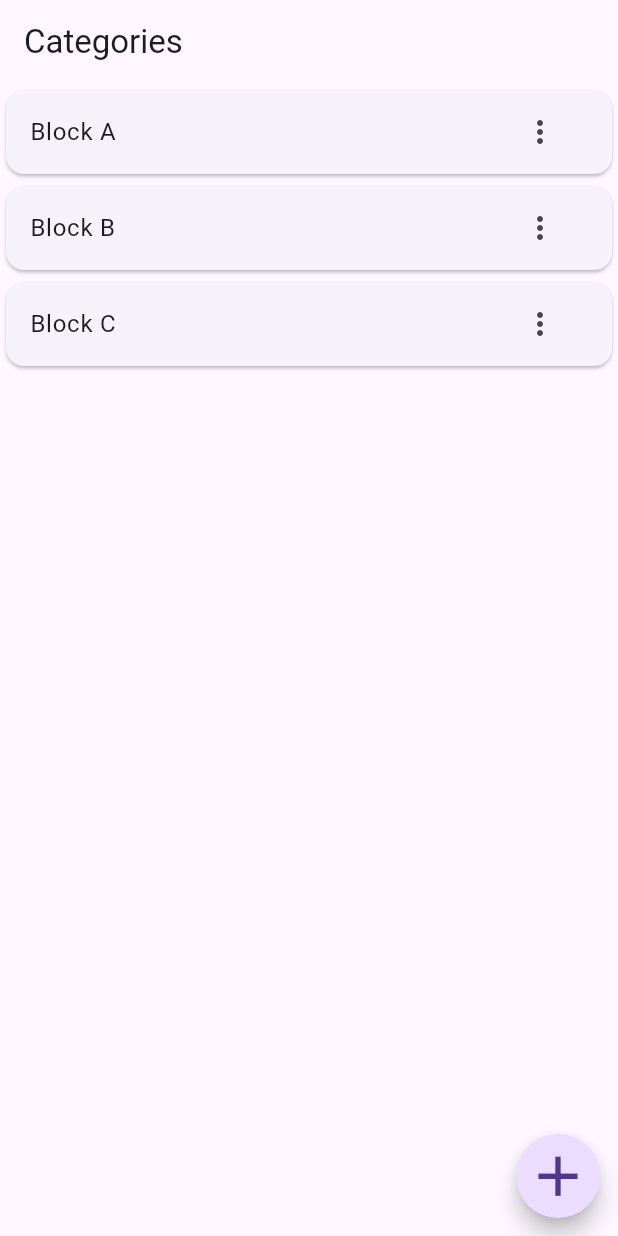
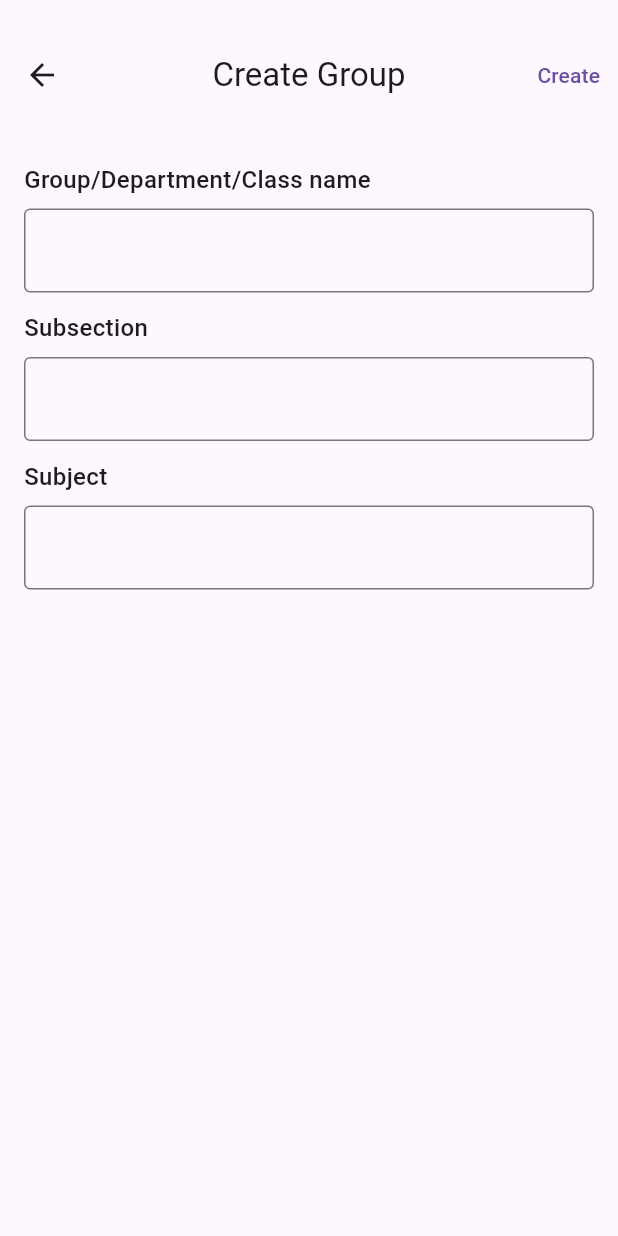
Before and after one commit to rinkaji/endterm-project-MAD, a Flutter app: the Homescreen screen opened directly, after a tap on the "add" icon, on a phone screen of 412 x 824 dp. Run offline on Flutter 3.47's test engine with Material 3 defaults, Android fonts, the phone set to English and light mode, and no system bars.

Commit message:
*createscreen*

```diff
--- a/lib/main.dart
+++ b/lib/main.dart
@@ -1,4 +1,5 @@
 import 'package:flutter/material.dart';
+import 'package:myapp/screens/createscreen/createscreen.dart';
 import 'package:myapp/screens/homescreen/homescreen.dart';
 
 void main() {
@@ -14,7 +15,7 @@ class myApp extends StatelessWidget {
   Widget build(BuildContext context) {
     return MaterialApp(
       debugShowCheckedModeBanner: false,
-      home: Homescreen(),
+      home: Createscreen(),
     );
   }
 }
--- /dev/null
+++ b/lib/screens/createscreen/createscreen.dart
@@ -0,0 +1,80 @@
+import 'package:flutter/material.dart';
+
+class Createscreen extends StatelessWidget {
+  const Createscreen({super.key});
+
+  @override
+  Widget build(BuildContext context) {
+    return Scaffold(
+      appBar: AppBar(
+        toolbarHeight: 100,
+        centerTitle: true,
+        leading: IconButton(
+          onPressed: () {},
+          icon: Icon(
+            Icons.arrow_back,
+          ),
+        ),
+        title: Text(
+          "Create Group",
+        ),
+        actions: [
+          TextButton(
+            onPressed: () => Navigator.pop,
+            child: Text("Create"),
+          ),
+        ],
+      ),
+      body: Padding(
+        padding: const EdgeInsets.symmetric(horizontal: 16, vertical: 8),
+        child: Column(
+          crossAxisAlignment: CrossAxisAlignment.start,
+          children: [
+            Text(
+              "Group/Department/Class name",
+              style: TextStyle(fontSize: 16, fontWeight: FontWeight.w500),
+            ),
+            SizedBox(
+              height: 8,
+            ),
+            TextField(
+              decoration: InputDecoration(
+                border: OutlineInputBorder(),
+              ),
+            ),
+            SizedBox(
+              height: 12,
+            ),
+            Text(
+              "Subsection",
+              style: TextStyle(fontSize: 16, fontWeight: FontWeight.w500),
+            ),
+            SizedBox(
+              height: 8,
+            ),
+            TextField(
+              decoration: InputDecoration(
+                border: OutlineInputBorder(),
+              ),
+            ),
+            SizedBox(
+              height: 12,
+            ),
+            Text(
+              "Subject",
+              style: TextStyle(fontSize: 16, fontWeight: FontWeight.w500),
+            ),
+            SizedBox(
+              height: 8,
+            ),
+            TextField(
+              decoration: InputDecoration(
+                border: OutlineInputBorder(),
+              ),
+            ),
+          ],
+        ),
+      ),
+    );
+  }
+}
--- a/lib/screens/homescreen/homescreen.dart
+++ b/lib/screens/homescreen/homescreen.dart
@@ -1,5 +1,6 @@
 import 'package:flutter/material.dart';
 import 'package:myapp/data/data.dart';
+import 'package:myapp/screens/createscreen/createscreen.dart';
 import 'package:myapp/screens/homescreen/homescreen_card.dart';
 
 class Homescreen extends StatefulWidget {
@@ -10,6 +11,7 @@ class Homescreen extends StatefulWidget {
 }
 
 class _HomescreenState extends State<Homescreen> {
+
   void delete(item){
     setState(() {
       category.remove(item);
@@ -22,7 +24,7 @@ class _HomescreenState extends State<Homescreen> {
       floatingActionButtonLocation: FloatingActionButtonLocation.miniEndFloat,
       floatingActionButton: FloatingActionButton(
         shape: CircleBorder(),
-        onPressed: () {},
+        onPressed: ()=> Navigator.push(context, MaterialPageRoute(builder: (context)=>Createscreen())),
         child: Icon(
           Icons.add,
           size: 45,
--- a/lib/screens/homescreen/homescreen_card.dart
+++ b/lib/screens/homescreen/homescreen_card.dart
@@ -12,12 +12,21 @@ class HomescreenCard extends StatelessWidget {
 
   @override
   Widget build(BuildContext context) {
-    return Card(
+    return Padding(
+      padding: const EdgeInsets.only(
+        bottom: 8,
+        left: 12,
+        right: 12,
+      ),
+      child: SizedBox(
+        height: 100,
+        child: Card(
           child: ListTile(
             title: Text(item),
             trailing: PopupMenuButton(
               itemBuilder: (context) => [
                 PopupMenuItem(
+                  onTap: () => editItem(),
                   child: Text("edit"),
                 ),
                 PopupMenuItem(
@@ -27,6 +36,12 @@ class HomescreenCard extends StatelessWidget {
               ],
             ),
           ),
+        ),
+      ),
     );
   }
+
+  editItem() {
+
   }
+}
```
Lines whose indentation alone changed are shown as unchanged.
